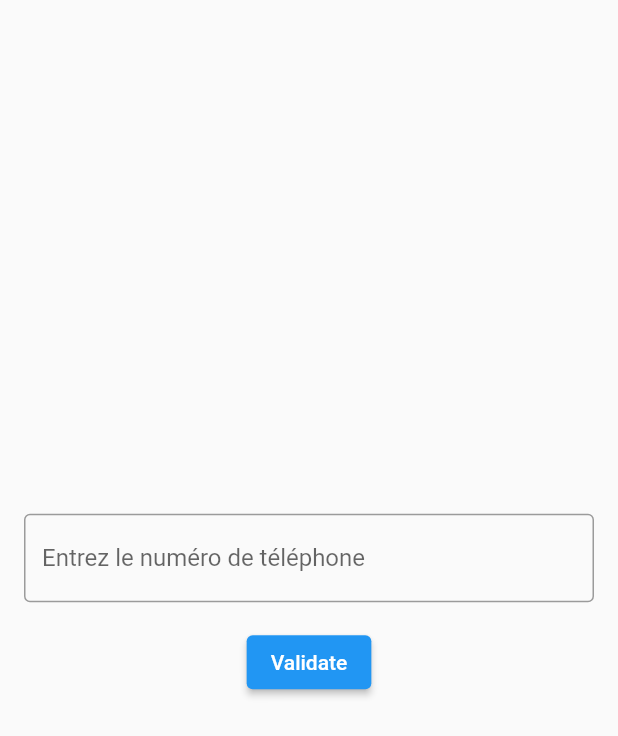
After one commit to folkruw/ToolBox, a Flutter app: the PhoneValidationScreen screen opened directly, after a tap on "Validate", on a phone screen of 412 x 824 dp. The commit adds this screen. Shown: the top 736 px of the screen. Run offline on Flutter 3.47's test engine with Material 2 defaults, Android fonts, the phone set to English and light mode, and no system bars; our stand-ins replace shared_preferences; accounts and stored records are empty; network calls fail.

Commit message:
Vérification d'un numéro de téléphone

```diff
--- a/lib/countries/countries.dart
+++ b/lib/countries/countries.dart
@@ -2,7 +2,7 @@ import 'package:flutter/material.dart';
 import 'country_details_page.dart';
 import 'dart:convert';
 import 'package:http/http.dart' as http;
-import 'translations.dart';
+import 'package:toolbox/translations.dart';
 
 class CountriesPage extends StatefulWidget {
   const CountriesPage({Key? key}) : super(key: key);
--- a/lib/countries/country_details_page.dart
+++ b/lib/countries/country_details_page.dart
@@ -1,7 +1,7 @@
 import 'package:flutter/material.dart';
 import 'package:intl/intl.dart';
-import 'package:toolbox/countries/translations.dart';
 import 'package:toolbox/countries/utils.dart';
+import 'package:toolbox/translations.dart';
 
 class CountryDetailsPage extends StatelessWidget {
   final dynamic country;
--- a/lib/countries/utils.dart
+++ b/lib/countries/utils.dart
@@ -1,5 +1,3 @@
-import 'translations.dart';
-
 String getTranslation(String word, Map<String, String> translations) {
   return translations[word] ?? word;
 }
--- a/lib/currency_converter.dart
+++ b/lib/currency_converter.dart
@@ -240,8 +240,7 @@ class CurrencyConverterPageState extends State<CurrencyConverterPage> {
             ElevatedButton(
               onPressed: _isLoading ? null : _convertCurrency,
               style: ElevatedButton.styleFrom(
-                primary: Colors.blue, // Set the button background color to blue
-                onPrimary: Colors.white, // Set the button text color to white
+                foregroundColor: Colors.white, backgroundColor: Colors.blue, // Set the button text color to white
                 padding:
                     const EdgeInsets.symmetric(vertical: 12, horizontal: 24),
               ),
--- a/lib/main.dart
+++ b/lib/main.dart
@@ -2,6 +2,7 @@ import 'package:flutter/material.dart';
 import 'package:toolbox/countries/countries.dart';
 import 'package:toolbox/currency_converter.dart';
 import 'package:toolbox/home_page.dart';
+import 'package:toolbox/phone_number.dart';
 import 'package:toolbox/weather/weather_screen.dart';
 
 void main() {
@@ -53,6 +54,10 @@ class MainScreenState extends State<MainScreen> {
       title: 'Météo',
       page: const WeatherScreen(),
     ),
+    ListTileData(
+      title: 'Information sur un numéro de téléphone',
+      page: const PhoneValidationScreen(),
+    ),
     // Add more ListTiles here if needed
   ];
 
--- /dev/null
+++ b/lib/phone_number.dart
@@ -0,0 +1,174 @@
+import 'dart:convert';
+import 'package:flutter/material.dart';
+import 'package:http/http.dart' as http;
+import 'package:toolbox/api_key.dart';
+import 'package:toolbox/translations.dart';
+
+class PhoneValidationScreen extends StatefulWidget {
+  const PhoneValidationScreen({Key? key}) : super(key: key);
+
+  @override
+  PhoneValidationScreenState createState() => PhoneValidationScreenState();
+}
+
+class PhoneValidationScreenState extends State<PhoneValidationScreen> {
+  final TextEditingController _phoneNumberController = TextEditingController();
+  Map<String, dynamic> _validationResult = {};
+
+  Future<void> _validatePhoneNumber() async {
+    String apiUrl = 'http://apilayer.net/api/validate';
+    String apiKey = APIKey.phoneValidatorAPIKey;
+
+    String phoneNumber = _phoneNumberController.text;
+    String countryCode = 'BE';
+    String format = '1';
+
+    try {
+      final response = await http.get(
+        Uri.parse('$apiUrl?access_key=$apiKey&number=$phoneNumber&country_code=$countryCode&format=$format'),
+      );
+
+      if (response.statusCode == 200) {
+        Map<String, dynamic> data = json.decode(response.body);
+        setState(() {
+          _validationResult = data;
+        });
+      } else {
+        setState(() {
+          _validationResult = {};
+        });
+      }
+    } catch (error) {
+      setState(() {
+        _validationResult = {};
+      });
+    }
+  }
+
+  @override
+  Widget build(BuildContext context) {
+    return Scaffold(
+      appBar: null,
+      body: Padding(
+        padding: const EdgeInsets.all(16.0),
+        child: Column(
+          mainAxisAlignment: MainAxisAlignment.center,
+          crossAxisAlignment: CrossAxisAlignment.center,
+          children: [
+            TextField(
+              controller: _phoneNumberController,
+              keyboardType: TextInputType.phone,
+              decoration: InputDecoration(
+                labelText: phonesTranslations['Enter Phone Number']!,
+                border: const OutlineInputBorder(),
+              ),
+            ),
+            const SizedBox(height: 16),
+            ElevatedButton(
+              onPressed: _validatePhoneNumber,
+              child: const Text('Validate'),
+            ),
+            const SizedBox(height: 16),
+            if (_validationResult.isNotEmpty) ...[
+              Card(
+                elevation: 4,
+                child: Padding(
+                  padding: const EdgeInsets.all(16.0),
+                  child: Column(
+                    crossAxisAlignment: CrossAxisAlignment.start,
+                    children: [
+                      _buildInfoRow('Valid', _getValidationStatus()),
+                      _buildInfoRow('Number', _getNumber()),
+                      _buildInfoRow('Local Format', _getLocalFormat()),
+                      _buildInfoRow('International Format', _getInternationalFormat()),
+                      _buildInfoRow('Country Prefix', _getCountryPrefix()),
+                      _buildInfoRow('Country Code', _getCountryCode()),
+                      _buildInfoRow('Country Name', _getCountryName()),
+                      _buildInfoRow('Location', _getLocation()),
+                      _buildInfoRow('Carrier', _getCarrier()),
+                      _buildInfoRow('Line Type', _getLineType()),
+                    ],
+                  ),
+                ),
+              ),
+            ],
+          ],
+        ),
+      ),
+    );
+  }
+
+  Widget _buildInfoRow(String label, String value) {
+    return Padding(
+      padding: const EdgeInsets.symmetric(vertical: 4.0),
+      child: Row(
+        mainAxisAlignment: MainAxisAlignment.spaceBetween,
+        children: [
+          Text(phonesTranslations[label]!,
+              style: const TextStyle(fontWeight: FontWeight.bold)),
+          Text(value),
+        ],
+      ),
+    );
+  }
+
+  String _getValidationStatus() {
+    return _validationResult['valid'] == true
+        ? phonesTranslations['true']!
+        : phonesTranslations['false']!;
+  }
+
+  String _getNumber() {
+    return _validationResult['number'];
+  }
+
+  String _getLocalFormat() {
+    return _validationResult['local_format'];
+  }
+
+  String _getInternationalFormat() {
+    return _validationResult['international_format'];
+  }
+
+  String _getCountryPrefix() {
+    return _validationResult['country_prefix'];
+  }
+
+  String _getCountryCode() {
+    return _validationResult['country_code'];
+  }
+
+  String _getCountryName() {
+    return _validationResult['country_name'];
+  }
+
+  String _getLocation() {
+    return _validationResult['location'];
+  }
+
+  String _getCarrier() {
+    return _validationResult['carrier'];
+  }
+
+  String _getLineType() {
+    return _validationResult['line_type'];
+  }
+
+}
+
+void main() {
+  runApp(MaterialApp(
+    home: const PhoneValidationScreen(),
+    supportedLocales: const [
+      Locale('fr', ''),
+    ],
+    localeResolutionCallback: (locale, supportedLocales) {
+      for (var supportedLocale in supportedLocales) {
+        if (supportedLocale.languageCode == locale!.languageCode) {
+          return supportedLocale;
+        }
+      }
+      return supportedLocales.first;
+    },
+  ));
+}
--- a/lib/countries/translations.dart
+++ b/lib/translations.dart
@@ -426,3 +426,20 @@ final Map<String, String> capitalTranslations = {
   'Yerevan': 'Erevan',
   'Zagreb': 'Zagreb',
 };
+
+final Map<String, String> phonesTranslations = {
+  'Phone Validation': 'Validation de numéro de téléphone',
+  'Enter Phone Number': 'Entrez le numéro de téléphone',
+  'Valid': 'Valide',
+  'Number': 'Numéro',
+  'true': 'Oui',
+  'false': 'Non',
+  'Location': 'Localisation',
+  'Carrier': 'Opérateur',
+  'Line Type': 'Type de ligne',
+  'Country Prefix': 'Préfixe du pays',
+  'Country Code': 'Code du pays',
+  'Country Name': 'Nom du pays',
+  'Local Format': 'Format local',
+  'International Format': 'Format international',
+};
```
